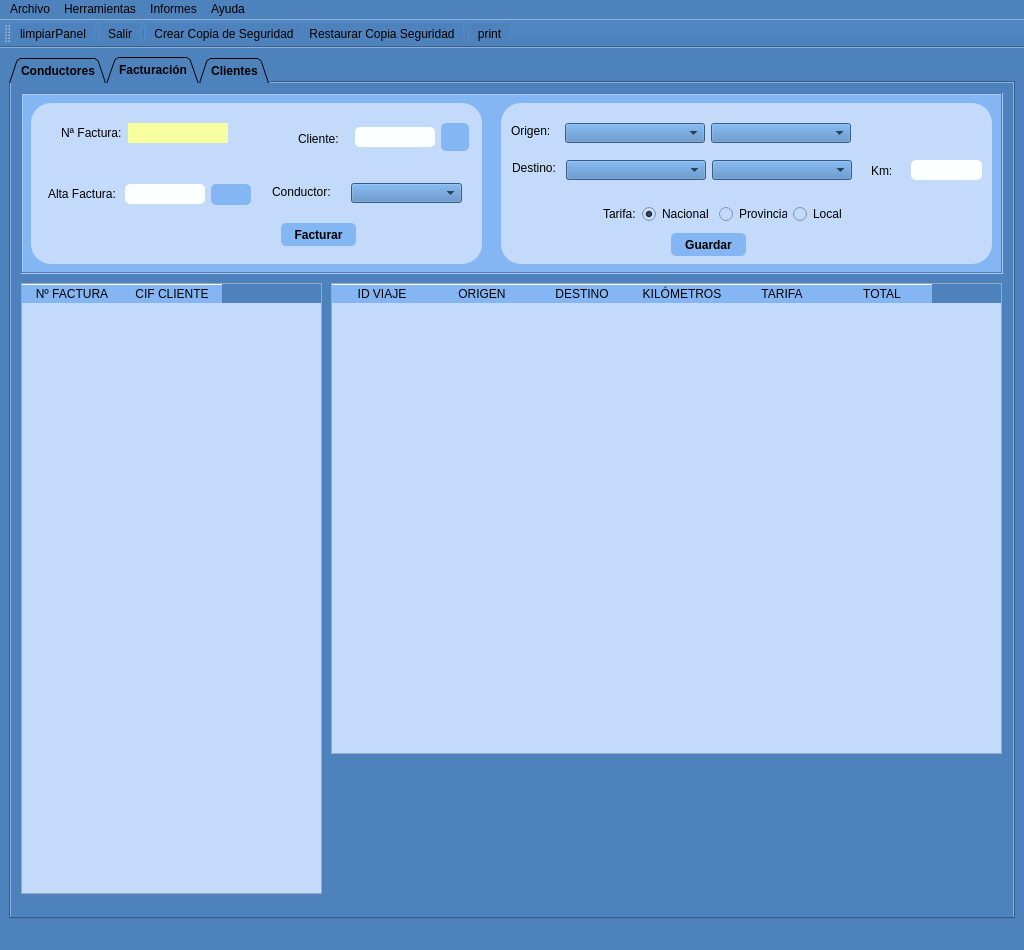
This is templates/MainWindow.ui in braisd11/CarTeis as Qt 5 draws it before an edit. The edited form follows.
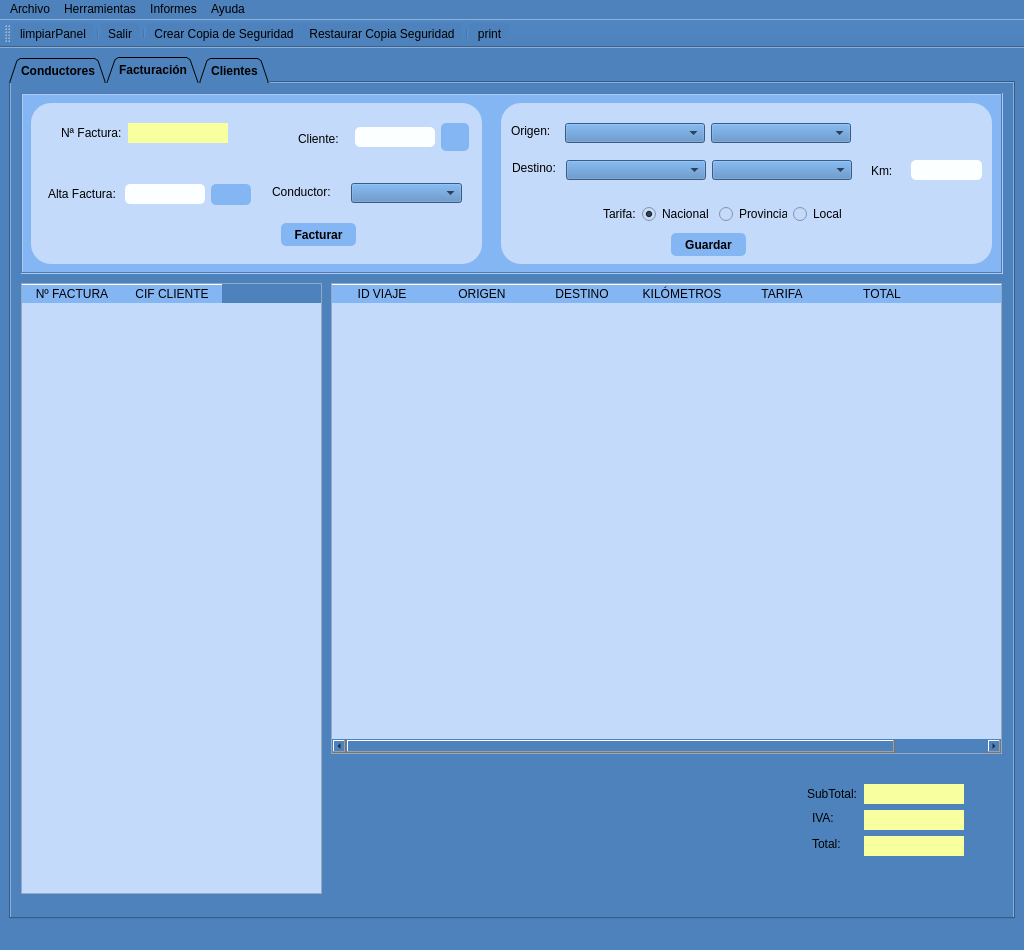
This is the edited form. Icons and pictures are not drawn.

What changed in the file:
```diff
--- a/templates/MainWindow.ui
+++ b/templates/MainWindow.ui
@@ -2196,6 +2196,11 @@
           <string>TOTAL</string>
          </property>
         </column>
+        <column>
+         <property name="text">
+          <string/>
+         </property>
+        </column>
        </widget>
        <widget class="QFrame" name="frameInfo_2">
         <property name="geometry">
@@ -2944,6 +2949,138 @@
          </widget>
         </widget>
        </widget>
+       <widget class="QLabel" name="lblSubTotal">
+        <property name="geometry">
+         <rect>
+          <x>796</x>
+          <y>701</y>
+          <width>51</width>
+          <height>20</height>
+         </rect>
+        </property>
+        <property name="text">
+         <string>SubTotal:</string>
+        </property>
+       </widget>
+       <widget class="QLabel" name="lblIva">
+        <property name="geometry">
+         <rect>
+          <x>801</x>
+          <y>727</y>
+          <width>41</width>
+          <height>16</height>
+         </rect>
+        </property>
+        <property name="text">
+         <string>IVA:</string>
+        </property>
+       </widget>
+       <widget class="QLabel" name="lblTotal">
+        <property name="geometry">
+         <rect>
+          <x>801</x>
+          <y>753</y>
+          <width>41</width>
+          <height>16</height>
+         </rect>
+        </property>
+        <property name="text">
+         <string>Total:</string>
+        </property>
+       </widget>
+       <widget class="QLabel" name="txtSubTotal">
+        <property name="geometry">
+         <rect>
+          <x>853</x>
+          <y>701</y>
+          <width>100</width>
+          <height>20</height>
+         </rect>
+        </property>
+        <property name="sizePolicy">
+         <sizepolicy hsizetype="Fixed" vsizetype="Fixed">
+          <horstretch>0</horstretch>
+          <verstretch>0</verstretch>
+         </sizepolicy>
+        </property>
+        <property name="minimumSize">
+         <size>
+          <width>100</width>
+          <height>20</height>
+         </size>
+        </property>
+        <property name="styleSheet">
+         <string notr="true">background-color: rgb(247, 255, 158);</string>
+        </property>
+        <property name="text">
+         <string/>
+        </property>
+        <property name="alignment">
+         <set>Qt::AlignCenter</set>
+        </property>
+       </widget>
+       <widget class="QLabel" name="txtIva">
+        <property name="geometry">
+         <rect>
+          <x>853</x>
+          <y>727</y>
+          <width>100</width>
+          <height>20</height>
+         </rect>
+        </property>
+        <property name="sizePolicy">
+         <sizepolicy hsizetype="Fixed" vsizetype="Fixed">
+          <horstretch>0</horstretch>
+          <verstretch>0</verstretch>
+         </sizepolicy>
+        </property>
+        <property name="minimumSize">
+         <size>
+          <width>100</width>
+          <height>20</height>
+         </size>
+        </property>
+        <property name="styleSheet">
+         <string notr="true">background-color: rgb(247, 255, 158);</string>
+        </property>
+        <property name="text">
+         <string/>
+        </property>
+        <property name="alignment">
+         <set>Qt::AlignCenter</set>
+        </property>
+       </widget>
+       <widget class="QLabel" name="txtTotal">
+        <property name="geometry">
+         <rect>
+          <x>853</x>
+          <y>753</y>
+          <width>100</width>
+          <height>20</height>
+         </rect>
+        </property>
+        <property name="sizePolicy">
+         <sizepolicy hsizetype="Fixed" vsizetype="Fixed">
+          <horstretch>0</horstretch>
+          <verstretch>0</verstretch>
+         </sizepolicy>
+        </property>
+        <property name="minimumSize">
+         <size>
+          <width>100</width>
+          <height>20</height>
+         </size>
+        </property>
+        <property name="styleSheet">
+         <string notr="true">background-color: rgb(247, 255, 158);</string>
+        </property>
+        <property name="text">
+         <string/>
+        </property>
+        <property name="alignment">
+         <set>Qt::AlignCenter</set>
+        </property>
+       </widget>
       </widget>
       <widget class="QWidget" name="panelClientes">
        <property name="sizePolicy">
```
Left out of the diff: 2 changed lines with no effect on the pictures.
